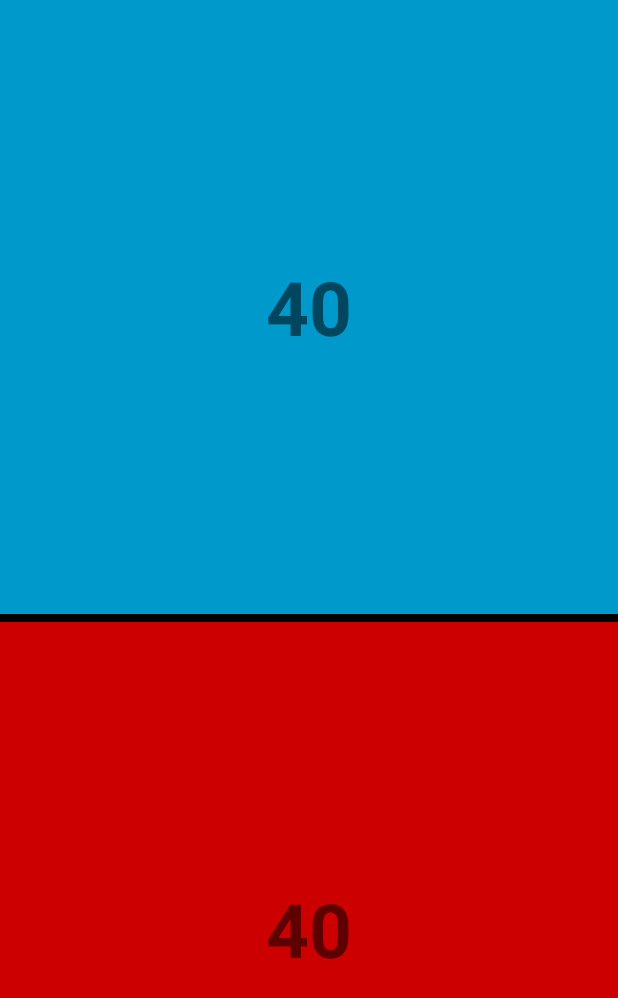
After one commit to johnsondj45/Dilly_First_Project, an Android app: the layout two_players.xml on its own in the app's theme, with its tools: preview values and no code run, on a phone screen of 412 x 824 dp. The commit adds this screen. Shown: the top 998 px of the screen. Run offline under Robolectric (Android 15) with nearby library versions, the phone set to English and light mode, and no system bars.

Commit message:
Created two player layout & strings for it

```diff
--- /dev/null
+++ b/app/src/main/res/layout/two_players.xml
@@ -0,0 +1,44 @@
+<?xml version="1.0" encoding="utf-8"?>
+<androidx.constraintlayout.widget.ConstraintLayout xmlns:android="http://schemas.android.com/apk/res/android"
+    xmlns:app="http://schemas.android.com/apk/res-auto"
+    android:layout_width="match_parent"
+    android:layout_height="match_parent">
+
+    <TextView
+        android:id="@+id/button1"
+        android:layout_width="0dp"
+        android:layout_height="0dp"
+        android:background="@android:color/holo_blue_dark"
+        android:gravity="center"
+        android:text="@string/life_counter1"
+        android:textSize="50sp"
+        android:textStyle="bold"
+        app:layout_constraintBottom_toTopOf="@+id/horizontal_line"
+        app:layout_constraintEnd_toEndOf="parent"
+        app:layout_constraintStart_toStartOf="parent"
+        app:layout_constraintTop_toTopOf="parent" />
+
+    <TextView
+        android:id="@+id/button2"
+        android:layout_width="0dp"
+        android:layout_height="0dp"
+        android:background="@android:color/holo_red_dark"
+        android:gravity="center"
+        android:text="@string/life_counter1"
+        android:textSize="50sp"
+        android:textStyle="bold"
+        app:layout_constraintBottom_toBottomOf="parent"
+        app:layout_constraintEnd_toEndOf="parent"
+        app:layout_constraintStart_toStartOf="parent"
+        app:layout_constraintTop_toBottomOf="@+id/horizontal_line" />
+
+    <View
+        android:id="@+id/horizontal_line"
+        android:layout_width="match_parent"
+        android:layout_height="5dp"
+        android:background="#000000"
+        app:layout_constraintBottom_toBottomOf="parent"
+        app:layout_constraintEnd_toEndOf="parent"
+        app:layout_constraintStart_toStartOf="parent"
+        app:layout_constraintTop_toTopOf="parent" />
+</androidx.constraintlayout.widget.ConstraintLayout>
--- a/app/src/main/res/values/strings.xml
+++ b/app/src/main/res/values/strings.xml
@@ -4,4 +4,7 @@
     <string name="two_players">2 Players</string>
     <string name="three_players">3 Players</string>
     <string name="four_players">4 Players</string>
+    <string name="life_counter1">40</string>
+    <string name="life_counter2">40</string>
+    <string name="horizontal_line">Line</string>
 </resources>
```
